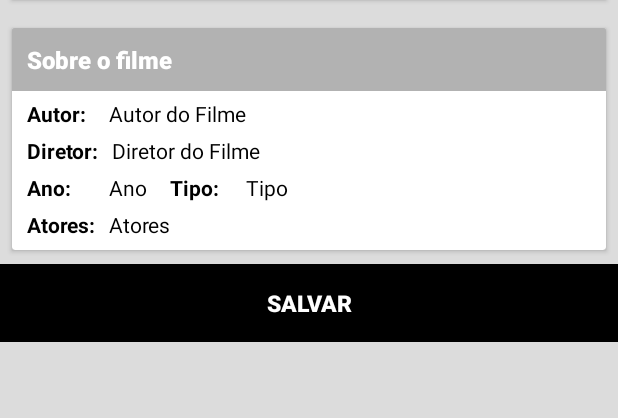
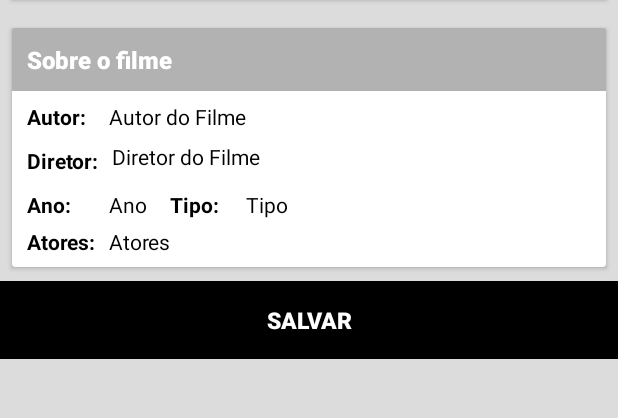
Before and after one commit to henriquemendesc/testeilhasofthenrique, an Android app: the layout activity_details.xml on its own in the app's theme, with its tools: preview values and no code run, on a phone screen of 412 x 824 dp, the part 302-720 px from its top. Run offline under Robolectric (Android 15) with nearby library versions, the phone set to English and light mode, and no system bars.

Commit message:
Ajustes
ajustes finais, tratamentos, etc.

```diff
--- a/app/src/main/AndroidManifest.xml
+++ b/app/src/main/AndroidManifest.xml
@@ -3,6 +3,7 @@
     package="com.aula.bob.testeilhasoft">
 
     <uses-permission android:name="android.permission.INTERNET" />
+    <uses-permission android:name="android.permission.ACCESS_NETWORK_STATE" />
 
     <application
         android:allowBackup="true"
--- a/app/src/main/java/com/aula/bob/testeilhasoft/Movies/presenter/DetailsPresenter.java
+++ b/app/src/main/java/com/aula/bob/testeilhasoft/Movies/presenter/DetailsPresenter.java
@@ -23,12 +23,13 @@ public class DetailsPresenter {
     }
 
     public View.OnClickListener onSaveClick(final String plot, final String diretor, final String autor,
-                                            final String nome, final String tipo, final String ano, final String ator, final String imdb) {
+                                            final String nome, final String tipo, final String ano, final String ator,
+                                            final String imdb, final String image) {
         return new View.OnClickListener() {
             @Override
             public void onClick(View itemView) {
                 db = AppDataBase.getDataBase(view.getContext());
-                Movies movies = new Movies(nome,plot,imdb,"",ator,ano,tipo,diretor,autor);//imagem em branco, deve-se fazer o download e salvar o caminho na base
+                Movies movies = new Movies(nome,plot,imdb,image,ator,ano,tipo,diretor,autor);//ideal é que a imagem seja salva e retorne o caminho local
                 new InsertAsyncTask(db).execute(movies);
                 Toast.makeText(view.getContext(), R.string.insert_success,Toast.LENGTH_SHORT).show();
                 view.getActvity().finish();
--- a/app/src/main/java/com/aula/bob/testeilhasoft/Movies/presenter/MoviePresenter.java
+++ b/app/src/main/java/com/aula/bob/testeilhasoft/Movies/presenter/MoviePresenter.java
@@ -41,7 +41,7 @@ public class MoviePresenter {
     public void search() {
         view.onProgress();
         String nomeFilme = view.getSearchText().getText().toString();
-        service.moviesSearchResult(view.getContext(), nomeFilme, new ApiRetrofitService.MoviesFutureCallback<MovieResults>() {
+        service.moviesSearchResult(view,nomeFilme, new ApiRetrofitService.MoviesFutureCallback<MovieResults>() {
             @Override
             public void onSuccess(MovieResults movie) {
                 view.getActivity().findViewById(R.id.btnCadastrados).setVisibility(View.GONE);
--- a/app/src/main/java/com/aula/bob/testeilhasoft/Movies/views/DetailsActivity.java
+++ b/app/src/main/java/com/aula/bob/testeilhasoft/Movies/views/DetailsActivity.java
@@ -66,7 +66,7 @@ public class DetailsActivity extends AppCompatActivity implements DetailsView{
         image = intent.getStringExtra("image");
         plot = intent.getStringExtra("plot");
         diretor = intent.getStringExtra("director");
-        autor = intent.getStringExtra("autor");
+        autor = intent.getStringExtra("writer");
         nome = intent.getStringExtra("name");
         tipo = intent.getStringExtra("type");
         ano = intent.getStringExtra("year");
@@ -79,9 +79,10 @@ public class DetailsActivity extends AppCompatActivity implements DetailsView{
         txtAno.setText(ano);
         txtTipo.setText(tipo);
         txtAtor.setText(ator);
+        txtAutor.setText(autor);
         Picasso.with(this).load(image).into(this.imgFilme);
 
-        btnSave.setOnClickListener(presenter.onSaveClick(plot,diretor,autor,nome,tipo,ano,ator,imdb));
+        btnSave.setOnClickListener(presenter.onSaveClick(plot,diretor,autor,nome,tipo,ano,ator,imdb,image));
     }
 
     @Override
--- a/app/src/main/res/layout/activity_details.xml
+++ b/app/src/main/res/layout/activity_details.xml
@@ -59,7 +59,7 @@
                     android:id="@+id/txtPlotDetails"
                     android:layout_width="match_parent"
                     android:layout_height="wrap_content"
-                    android:layout_marginBottom="5dp"
+                    android:layout_marginBottom="7dp"
                     android:background="@color/colorTranslucentBlack"
                     android:padding="10dp"
                     android:text="Sobre o filme"
@@ -77,7 +77,7 @@
                         android:id="@+id/txtAutorDetails"
                         android:layout_width="wrap_content"
                         android:layout_height="wrap_content"
-                        android:layout_marginBottom="5dp"
+                        android:layout_marginBottom="10dp"
                         android:layout_marginRight="15dp"
                         android:text="Autor:"
                         android:textColor="@color/colorAccent"
@@ -88,7 +88,8 @@
                         android:id="@+id/txtAutorDetailsPersistence"
                         android:layout_width="wrap_content"
                         android:layout_height="wrap_content"
-                        android:layout_marginBottom="5dp"
+                        android:layout_marginBottom="7dp"
+                        android:maxLines="2"
                         android:layout_toRightOf="@+id/txtAutorDetails"
                         android:text="Autor do Filme"
                         android:textColor="@color/colorAccent"
@@ -99,7 +100,7 @@
                         android:layout_width="wrap_content"
                         android:layout_height="wrap_content"
                         android:layout_below="@+id/txtAutorDetails"
-                        android:layout_marginBottom="5dp"
+                        android:layout_marginBottom="10dp"
                         android:layout_marginRight="5dp"
                         android:text="Diretor: "
                         android:textColor="@color/colorAccent"
@@ -114,6 +115,7 @@
                         android:layout_toRightOf="@+id/txtDirectorDetails"
                         android:text="Diretor do Filme"
                         android:textColor="@color/colorAccent"
+                        android:maxLines="2"
                         android:textSize="14dp" />
 
                     <TextView
@@ -191,6 +193,7 @@
         <LinearLayout
             android:layout_width="match_parent"
             android:layout_height="match_parent"
+            android:layout_gravity="bottom|end"
             android:gravity="bottom">
 
             <Button
--- a/app/src/main/res/layout/cadastrados_card.xml
+++ b/app/src/main/res/layout/cadastrados_card.xml
@@ -18,7 +18,7 @@
             xmlns:card_view="http://schemas.android.com/apk/res-auto"
             xmlns:tools="http://schemas.android.com/tools"
             android:layout_width="match_parent"
-            android:layout_height="200dp"
+            android:layout_height="wrap_content"
             android:layout_gravity="center_horizontal"
             android:layout_margin="5dp"
             card_view:cardUseCompatPadding="true">
@@ -26,7 +26,7 @@
             <ImageView
                 android:id="@+id/imgMovieCad"
                 android:layout_width="match_parent"
-                android:layout_height="match_parent"
+                android:layout_height="200dp"
                 android:layout_gravity="center_horizontal"
                 android:scaleType="centerCrop"
                 tools:src="@mipmap/ic_launcher" />
```
Also changed, not shown: app/src/main/java/com/aula/bob/testeilhasoft/Movies/presenter/CadastradosAdatper.java (+7 -2 lines), app/src/main/java/com/aula/bob/testeilhasoft/Movies/services/MovieService.java (+11 -4 lines), app/src/main/java/com/aula/bob/testeilhasoft/utils/isOnline.java (added, +19 -0 lines).
